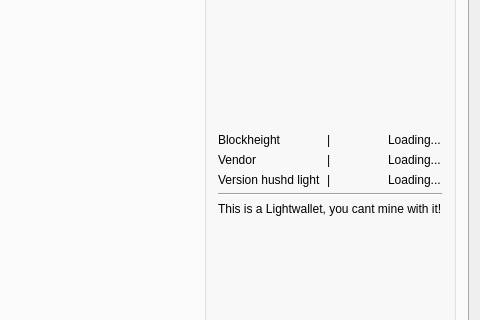
Old version of the form src/mainwindow.ui in the repository leto/SilentDragonLite; both pictures show x 488 to 968 and y 146 to 466 of the 968 by 616 pixel window.
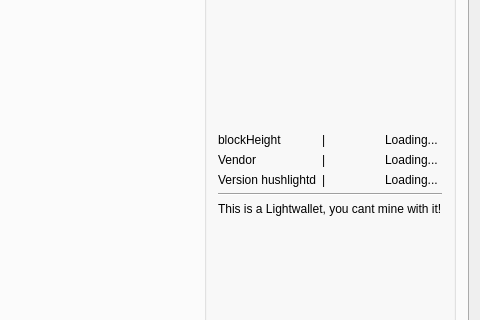
New version of the form. Icons and pictures are not drawn. Custom widgets are drawn as their Qt base class.

The edit to the form file:
```diff
--- a/src/mainwindow.ui
+++ b/src/mainwindow.ui
@@ -953,21 +953,21 @@
               </spacer>
              </item>
              <item row="2" column="2">
-              <widget class="QLabel" name="version">
+              <widget class="QLabel" name="Vendor">
                <property name="text">
                 <string>Loading...</string>
                </property>
               </widget>
              </item>
              <item row="1" column="0">
-              <widget class="QLabel" name="heightLabel">
+              <widget class="QLabel" name="Vendor">
                <property name="text">
-                <string>Blockheight</string>
+                <string>blockHeight</string>
                </property>
               </widget>
              </item>
              <item row="3" column="2">
-              <widget class="QLabel" name="Vendor">
+              <widget class="QLabel" name="Version">
                <property name="text">
                 <string>Loading...</string>
                </property>
@@ -976,7 +976,7 @@
              <item row="3" column="0">
               <widget class="QLabel" name="label_12">
                <property name="text">
-                <string>Version hushd light</string>
+                <string>Version hushlightd</string>
                </property>
               </widget>
              </item>
```
